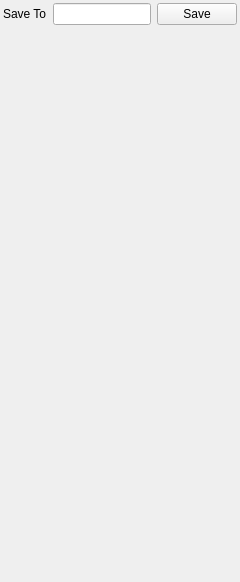
Above: SpriteAltasPacker/ui/propertiesview.ui from zarelaky/SpriteAltasPacker before the change. Below: the same form after it.
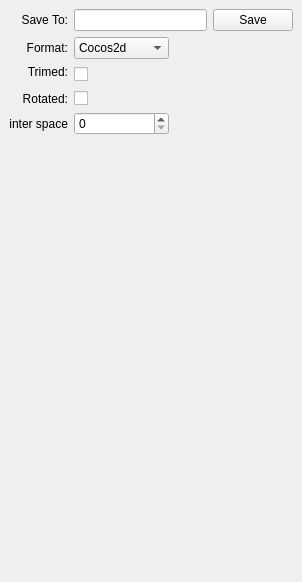
That is the form after the change.

```diff
--- a/SpriteAltasPacker/ui/propertiesview.ui
+++ b/SpriteAltasPacker/ui/propertiesview.ui
@@ -6,13 +6,13 @@
    <rect>
     <x>0</x>
     <y>0</y>
-    <width>240</width>
+    <width>302</width>
     <height>582</height>
    </rect>
   </property>
   <property name="minimumSize">
    <size>
-    <width>240</width>
+    <width>300</width>
     <height>300</height>
    </size>
   </property>
@@ -23,37 +23,8 @@
    <string>Properties</string>
   </property>
   <widget class="QWidget" name="dockWidgetContents">
-   <layout class="QGridLayout" name="gridLayout_2">
-    <property name="leftMargin">
-     <number>3</number>
-    </property>
-    <property name="topMargin">
-     <number>3</number>
-    </property>
-    <property name="rightMargin">
-     <number>3</number>
-    </property>
-    <property name="bottomMargin">
-     <number>3</number>
-    </property>
-    <item row="0" column="1">
-     <widget class="QLineEdit" name="lineEdit"/>
-    </item>
-    <item row="0" column="2">
-     <widget class="QPushButton" name="pushButton">
-      <property name="text">
-       <string>Save</string>
-      </property>
-     </widget>
-    </item>
-    <item row="0" column="0">
-     <widget class="QLabel" name="label">
-      <property name="text">
-       <string>Save To</string>
-      </property>
-     </widget>
-    </item>
-    <item row="1" column="1">
+   <layout class="QGridLayout" name="gridLayout">
+    <item row="7" column="2">
      <spacer name="verticalSpacer">
       <property name="orientation">
        <enum>Qt::Vertical</enum>
@@ -66,6 +37,105 @@
       </property>
      </spacer>
     </item>
+    <item row="4" column="0">
+     <widget class="QLabel" name="label_3">
+      <property name="text">
+       <string>Rotated:</string>
+      </property>
+      <property name="alignment">
+       <set>Qt::AlignRight|Qt::AlignTrailing|Qt::AlignVCenter</set>
+      </property>
+     </widget>
+    </item>
+    <item row="0" column="1" colspan="2">
+     <widget class="QLineEdit" name="lineEdit"/>
+    </item>
+    <item row="0" column="0">
+     <widget class="QLabel" name="label">
+      <property name="text">
+       <string>Save To:</string>
+      </property>
+      <property name="alignment">
+       <set>Qt::AlignRight|Qt::AlignTrailing|Qt::AlignVCenter</set>
+      </property>
+     </widget>
+    </item>
+    <item row="2" column="0">
+     <widget class="QLabel" name="label_2">
+      <property name="text">
+       <string>Trimed:</string>
+      </property>
+      <property name="alignment">
+       <set>Qt::AlignRight|Qt::AlignTrailing|Qt::AlignVCenter</set>
+      </property>
+     </widget>
+    </item>
+    <item row="2" column="1" rowspan="2">
+     <widget class="QCheckBox" name="trimedCkb">
+      <property name="layoutDirection">
+       <enum>Qt::LeftToRight</enum>
+      </property>
+      <property name="text">
+       <string/>
+      </property>
+     </widget>
+    </item>
+    <item row="0" column="3">
+     <widget class="QPushButton" name="pushButton">
+      <property name="text">
+       <string>Save</string>
+      </property>
+     </widget>
+    </item>
+    <item row="4" column="1">
+     <widget class="QCheckBox" name="checkBox">
+      <property name="text">
+       <string/>
+      </property>
+     </widget>
+    </item>
+    <item row="5" column="0">
+     <widget class="QLabel" name="label_4">
+      <property name="text">
+       <string>inter space</string>
+      </property>
+      <property name="alignment">
+       <set>Qt::AlignRight|Qt::AlignTrailing|Qt::AlignVCenter</set>
+      </property>
+     </widget>
+    </item>
+    <item row="5" column="1">
+     <widget class="QSpinBox" name="spinBox"/>
+    </item>
+    <item row="1" column="1">
+     <widget class="QComboBox" name="comboBox">
+      <item>
+       <property name="text">
+        <string>Cocos2d</string>
+       </property>
+      </item>
+      <item>
+       <property name="text">
+        <string>Json Array</string>
+       </property>
+      </item>
+      <item>
+       <property name="text">
+        <string>Json Object</string>
+       </property>
+      </item>
+     </widget>
+    </item>
+    <item row="1" column="0">
+     <widget class="QLabel" name="label_5">
+      <property name="text">
+       <string>Format:</string>
+      </property>
+      <property name="alignment">
+       <set>Qt::AlignRight|Qt::AlignTrailing|Qt::AlignVCenter</set>
+      </property>
+     </widget>
+    </item>
    </layout>
   </widget>
  </widget>
```
